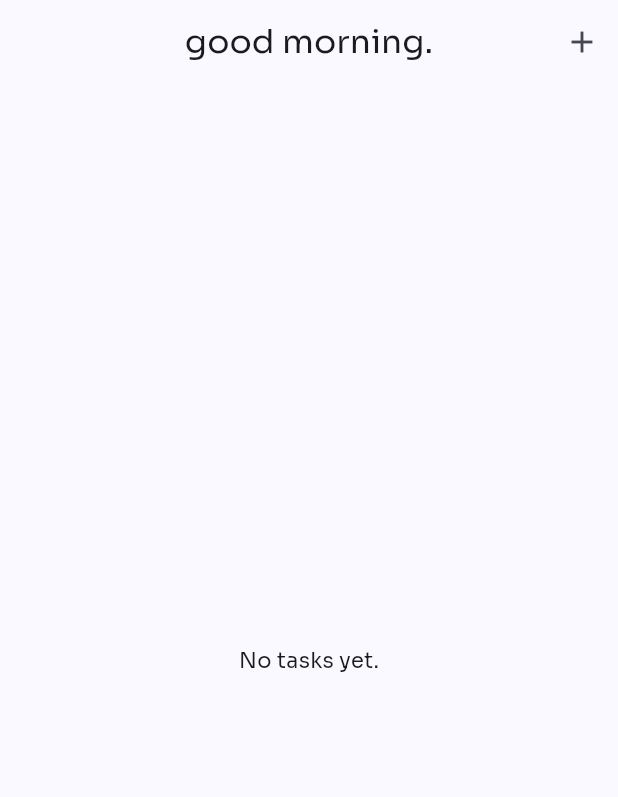
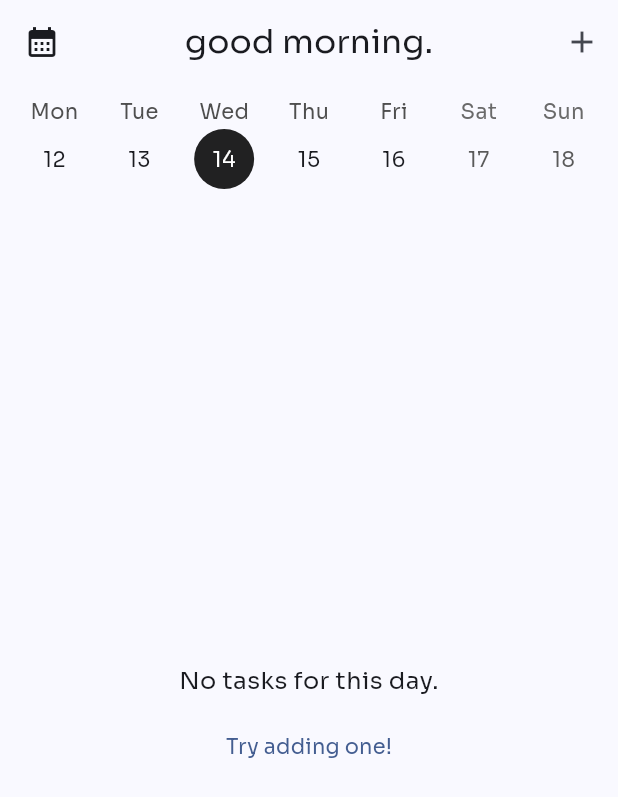
Before and after one commit to ericmaciared/anchor, a Flutter app: the screen it shows after launch, after a tap on "Start", on a phone screen of 412 x 824 dp. Shown: the top 797 px of the screen. Run offline on Flutter 3.47's test engine with Material 3 defaults, Android fonts, the light colour scheme and no system bars; drawn by our look-alikes of table_calendar; our stand-ins replace confetti, flutter_riverpod, go_router, sqflite; accounts and stored records are empty.

Commit message:
refactor and cleanup

```diff
--- /dev/null
+++ b/lib/core/utils/date_utils.dart
@@ -0,0 +1,7 @@
+DateTime normalizeDate(DateTime date) {
+  return DateTime(date.year, date.month, date.day);
+}
+
+bool isSameDay(DateTime a, DateTime b) {
+  return a.year == b.year && a.month == b.month && a.day == b.day;
+}
--- /dev/null
+++ b/lib/features/shared/confetti/confetti_provider.dart
@@ -0,0 +1,9 @@
+import 'package:confetti/confetti.dart';
+import 'package:flutter_riverpod/flutter_riverpod.dart';
+
+final confettiProvider = Provider<ConfettiController>((ref) {
+  final controller =
+      ConfettiController(duration: const Duration(milliseconds: 300));
+  ref.onDispose(() => controller.dispose());
+  return controller;
+});
--- a/lib/features/tasks/data/datasources/task_local_datasource.dart
+++ b/lib/features/tasks/data/datasources/task_local_datasource.dart
@@ -32,6 +32,7 @@ class TaskLocalDataSource {
         id TEXT PRIMARY KEY,
         title TEXT,
         isDone INTEGER,
+        day TEXT,
         startTime TEXT,
         duration INTEGER,
         color INTEGER
@@ -48,6 +49,7 @@ class TaskLocalDataSource {
         id: map['id'] as String,
         title: map['title'] as String,
         isDone: (map['isDone'] as int) == 1,
+        day: DateTime.parse(map['day'] as String),
         startTime: map['startTime'] != null
             ? DateTime.tryParse(map['startTime'] as String)
             : null,
@@ -65,6 +67,7 @@ class TaskLocalDataSource {
       'id': task.id,
       'title': task.title,
       'isDone': task.isDone ? 1 : 0,
+      'day': task.day.toIso8601String(),
       'startTime': task.startTime?.toIso8601String(),
       'duration': task.duration?.inMinutes,
       'color': task.color.toARGB32(),
@@ -78,6 +81,7 @@ class TaskLocalDataSource {
       {
         'title': task.title,
         'isDone': task.isDone ? 1 : 0,
+        'day': task.day.toIso8601String(),
         'startTime': task.startTime?.toIso8601String(),
         'duration': task.duration?.inMinutes,
         'color': task.color.toARGB32(),
--- a/lib/features/tasks/domain/entities/task.dart
+++ b/lib/features/tasks/domain/entities/task.dart
@@ -4,6 +4,7 @@ class Task {
   final String id;
   final String title;
   final bool isDone;
+  final DateTime day;
   final DateTime? startTime;
   final Duration? duration;
   final Color color;
@@ -12,6 +13,7 @@ class Task {
     required this.id,
     required this.title,
     required this.isDone,
+    required this.day,
     this.startTime,
     this.duration,
     required this.color,
@@ -21,6 +23,7 @@ class Task {
     String? id,
     String? title,
     bool? isDone,
+    DateTime? day,
     DateTime? startTime,
     Duration? duration,
     Color? color,
@@ -29,6 +32,7 @@ class Task {
       id: id ?? this.id,
       title: title ?? this.title,
       isDone: isDone ?? this.isDone,
+      day: day ?? this.day,
       startTime: startTime ?? this.startTime,
       duration: duration ?? this.duration,
       color: color ?? this.color,
--- a/lib/features/tasks/presentation/screens/tasks_screen.dart
+++ b/lib/features/tasks/presentation/screens/tasks_screen.dart
@@ -1,8 +1,12 @@
-import 'package:anchor/features/tasks/application/providers/task_provider.dart';
+import 'package:anchor/core/utils/date_utils.dart';
+import 'package:anchor/features/shared/confetti/confetti_provider.dart';
 import 'package:anchor/features/tasks/domain/entities/task.dart';
+import 'package:anchor/features/tasks/presentation/providers/task_provider.dart';
+import 'package:anchor/features/tasks/presentation/widgets/empty_task_state.dart';
 import 'package:anchor/features/tasks/presentation/widgets/task_actions_dialog.dart';
-import 'package:anchor/features/tasks/presentation/widgets/task_list.dart';
-import 'package:confetti/confetti.dart';
+import 'package:anchor/features/tasks/presentation/widgets/task_list_section.dart';
+import 'package:anchor/features/tasks/presentation/widgets/tasks_screen_app_bar.dart';
+import 'package:anchor/features/tasks/presentation/widgets/week_calendar.dart';
 import 'package:flutter/material.dart';
 import 'package:flutter_riverpod/flutter_riverpod.dart';
 
@@ -14,33 +18,16 @@ class TasksScreen extends ConsumerStatefulWidget {
 }
 
 class _TasksScreenState extends ConsumerState<TasksScreen> {
-  late final ConfettiController _confettiController;
-
-  @override
-  void initState() {
-    super.initState();
-    _confettiController =
-        ConfettiController(duration: const Duration(milliseconds: 500));
-  }
-
-  @override
-  void dispose() {
-    _confettiController.dispose();
-    super.dispose();
-  }
-
-  void triggerConfetti() {
-    _confettiController.play();
-  }
+  DateTime _selectedDay = normalizeDate(DateTime.now());
 
   @override
   Widget build(BuildContext context) {
     final tasks = ref.watch(taskProvider);
     final taskNotifier = ref.read(taskProvider.notifier);
+    final confettiController = ref.read(confettiProvider);
 
-    final scheduledTasks = tasks.where((t) => t.startTime != null).toList()
-      ..sort((a, b) => a.startTime!.compareTo(b.startTime!));
-    final unscheduledTasks = tasks.where((t) => t.startTime == null).toList();
+    final todayTasks =
+        tasks.where((t) => isSameDay(t.day, _selectedDay)).toList();
 
     void handleLongPress(Task task) {
       showDialog(
@@ -68,63 +55,45 @@ class _TasksScreenState extends ConsumerState<TasksScreen> {
       );
     }
 
+    void handleCompletion(Task task) {
+      final wasDone = task.isDone;
+      taskNotifier.toggleTask(task.id);
+      if (!wasDone) confettiController.play();
+    }
+
     return Scaffold(
-      appBar: AppBar(
-        backgroundColor: Colors.transparent,
-        title: const Text('good morning.'),
-        actions: [
-          IconButton(
-            onPressed: () => showDialog(
-              context: context,
-              builder: (_) => TaskActionsDialog(
-                onSubmit: (task) => taskNotifier.addTask(task),
-              ),
-            ),
-            tooltip: 'Add Task',
-            icon: const Icon(Icons.add),
+      appBar: TasksScreenAppBar(
+        onAddTask: () => showDialog(
+          context: context,
+          builder: (_) => TaskActionsDialog(
+            onSubmit: (task) => taskNotifier.addTask(task),
           ),
-        ],
+        ),
       ),
-      body: Stack(
+      body: Column(
         children: [
-          tasks.isEmpty
-              ? const Center(child: Text('No tasks yet.'))
-              : ListView(
-                  padding: const EdgeInsets.all(16),
-                  children: [
-                    TaskList(
-                      tasks: unscheduledTasks,
-                      label: 'Unscheduled Tasks',
-                      onComplete: (task) {
-                        final wasDone = task.isDone;
-                        taskNotifier.toggleTask(task.id);
-                        if (!wasDone) triggerConfetti();
-                      },
-                      onLongPress: handleLongPress,
+          WeekCalendar(
+            selectedDay: _selectedDay,
+            onDaySelected: (day) => setState(() {
+              _selectedDay = normalizeDate(day);
+            }),
+          ),
+          Expanded(
+            child: todayTasks.isEmpty
+                ? EmptyTaskState(
+                    onAdd: () => showDialog(
+                      context: context,
+                      builder: (_) => TaskActionsDialog(
+                        onSubmit: (task) => taskNotifier.addTask(task),
+                      ),
                     ),
-                    TaskList(
-                      tasks: scheduledTasks,
-                      label: 'Scheduled Tasks',
-                      onComplete: (task) {
-                        final wasDone = task.isDone;
-                        taskNotifier.toggleTask(task.id);
-                        if (!wasDone) triggerConfetti();
-                      },
-                      onLongPress: handleLongPress,
-                    ),
-                  ],
-                ),
-          Align(
-            alignment: Alignment.topCenter,
-            child: ConfettiWidget(
-              confettiController: _confettiController,
-              blastDirectionality: BlastDirectionality.explosive,
-              shouldLoop: false,
-              numberOfParticles: 30,
-              gravity: 0.3,
-              emissionFrequency: 0.05,
-            ),
-          ),
+                  )
+                : TaskListSection(
+                    selectedDayTasks: todayTasks,
+                    onComplete: handleCompletion,
+                    onLongPress: handleLongPress,
+                  ),
+          )
         ],
       ),
     );
--- /dev/null
+++ b/lib/features/tasks/presentation/widgets/empty_task_state.dart
@@ -0,0 +1,27 @@
+import 'package:flutter/material.dart';
+
+class EmptyTaskState extends StatelessWidget {
+  final VoidCallback onAdd;
+
+  const EmptyTaskState({super.key, required this.onAdd});
+
+  @override
+  Widget build(BuildContext context) {
+    return Center(
+      child: Column(
+        mainAxisAlignment: MainAxisAlignment.center,
+        children: [
+          const Text(
+            'No tasks for this day.',
+            style: TextStyle(fontSize: 16),
+          ),
+          const SizedBox(height: 8),
+          TextButton(
+            onPressed: onAdd,
+            child: const Text('Try adding one!'),
+          ),
+        ],
+      ),
+    );
+  }
+}
--- a/lib/features/tasks/presentation/widgets/task_actions_dialog.dart
+++ b/lib/features/tasks/presentation/widgets/task_actions_dialog.dart
@@ -68,6 +68,7 @@ class _TaskActionsDialogState extends State<TaskActionsDialog> {
       id: widget.initialTask?.id ?? const Uuid().v4(),
       title: title,
       isDone: widget.initialTask?.isDone ?? false,
+      day: now,
       startTime: startTime,
       duration: _durationMinutes != null
           ? Duration(minutes: _durationMinutes!)
--- a/lib/features/tasks/presentation/widgets/task_list.dart
+++ b/lib/features/tasks/presentation/widgets/task_list.dart
@@ -30,7 +30,7 @@ class TaskList extends StatelessWidget {
             padding: const EdgeInsets.only(top: 16, bottom: 8),
             child: Text(
               label!,
-              style: Theme.of(context).textTheme.headlineSmall,
+              style: Theme.of(context).textTheme.titleMedium,
             ),
           ),
         ...tasks.map(
@@ -38,7 +38,7 @@ class TaskList extends StatelessWidget {
             task: task,
             onComplete: () => onComplete(task),
             onLongPress: () => onLongPress(task),
-            onUndoComplete: () => onComplete(task), // Toggle again
+            onUndoComplete: () => onComplete(task),
           ),
         ),
       ],
--- /dev/null
+++ b/lib/features/tasks/presentation/widgets/tasks_screen_app_bar.dart
@@ -0,0 +1,29 @@
+import 'package:flutter/material.dart';
+
+class TasksScreenAppBar extends StatelessWidget implements PreferredSizeWidget {
+  final VoidCallback onAddTask;
+
+  const TasksScreenAppBar({super.key, required this.onAddTask});
+
+  @override
+  Widget build(BuildContext context) {
+    return AppBar(
+      backgroundColor: Colors.transparent,
+      title: const Text('good morning.'),
+      leading: IconButton(
+        onPressed: () {},
+        icon: const Icon(Icons.calendar_month),
+      ),
+      actions: [
+        IconButton(
+          onPressed: onAddTask,
+          tooltip: 'Add Task',
+          icon: const Icon(Icons.add),
+        ),
+      ],
+    );
+  }
+
+  @override
+  Size get preferredSize => const Size.fromHeight(kToolbarHeight);
+}
--- /dev/null
+++ b/lib/features/tasks/presentation/widgets/week_calendar.dart
@@ -0,0 +1,45 @@
+import 'package:anchor/features/tasks/domain/entities/task.dart';
+import 'package:flutter/material.dart';
+import 'package:table_calendar/table_calendar.dart';
+
+class WeekCalendar extends StatelessWidget {
+  final DateTime selectedDay;
+  final Function(DateTime) onDaySelected;
+
+  const WeekCalendar({
+    super.key,
+    required this.selectedDay,
+    required this.onDaySelected,
+  });
+
+  @override
+  Widget build(BuildContext context) {
+    final now = DateTime.now();
+
+    return Padding(
+      padding: const EdgeInsets.all(8.0),
+      child: TableCalendar<Task>(
+        focusedDay: selectedDay,
+        firstDay: DateTime.utc(now.year - 1, 1, 1),
+        lastDay: DateTime.utc(now.year + 1, 12, 31),
+        calendarFormat: CalendarFormat.week,
+        startingDayOfWeek: StartingDayOfWeek.monday,
+        headerVisible: false,
+        availableGestures: AvailableGestures.horizontalSwipe,
+        selectedDayPredicate: (day) => isSameDay(day, selectedDay),
+        onDaySelected: (selected, _) => onDaySelected(selected),
+        calendarStyle: const CalendarStyle(
+          todayDecoration: BoxDecoration(
+            color: Colors.blueAccent,
+            shape: BoxShape.circle,
+          ),
+          selectedDecoration: BoxDecoration(
+            color: Colors.black87,
+            shape: BoxShape.circle,
+          ),
+          selectedTextStyle: TextStyle(color: Colors.white),
+        ),
+      ),
+    );
+  }
+}
--- a/lib/main.dart
+++ b/lib/main.dart
@@ -1,24 +1,52 @@
 import 'package:anchor/core/router/app_router.dart';
 import 'package:anchor/core/theme/app_theme.dart';
+import 'package:confetti/confetti.dart';
 import 'package:flutter/material.dart';
 import 'package:flutter_riverpod/flutter_riverpod.dart';
+
+import 'features/shared/confetti/confetti_provider.dart';
 
 Future<void> main() async {
   WidgetsFlutterBinding.ensureInitialized();
   runApp(const ProviderScope(child: AnchorApp()));
 }
 
-class AnchorApp extends StatelessWidget {
+class AnchorApp extends ConsumerWidget {
   const AnchorApp({super.key});
 
   @override
-  Widget build(BuildContext context) {
+  Widget build(BuildContext context, WidgetRef ref) {
+    final confettiController = ref.watch(confettiProvider);
+
     return MaterialApp.router(
       title: 'Anchor',
       routerConfig: router,
       themeMode: ThemeMode.system,
       theme: AppTheme.lightTheme,
       darkTheme: AppTheme.darkTheme,
+      builder: (context, child) {
+        return Stack(
+          children: [
+            child!,
+            IgnorePointer(
+              child: Padding(
+                padding: const EdgeInsets.only(top: 64.0),
+                child: Align(
+                  alignment: Alignment.topCenter,
+                  child: ConfettiWidget(
+                    confettiController: confettiController,
+                    blastDirectionality: BlastDirectionality.explosive,
+                    shouldLoop: false,
+                    numberOfParticles: 40,
+                    gravity: 0.5,
+                    emissionFrequency: 0.05,
+                  ),
+                ),
+              ),
+            ),
+          ],
+        );
+      },
     );
   }
 }
```
Also changed, not shown: lib/features/tasks/presentation/widgets/task_card.dart (+42 -4 lines), lib/features/tasks/presentation/widgets/task_list_section.dart (added, +45 -0 lines), lib/features/tasks/presentation/providers/task_provider.dart (renamed from lib/features/tasks/application/providers/task_provider.dart).
